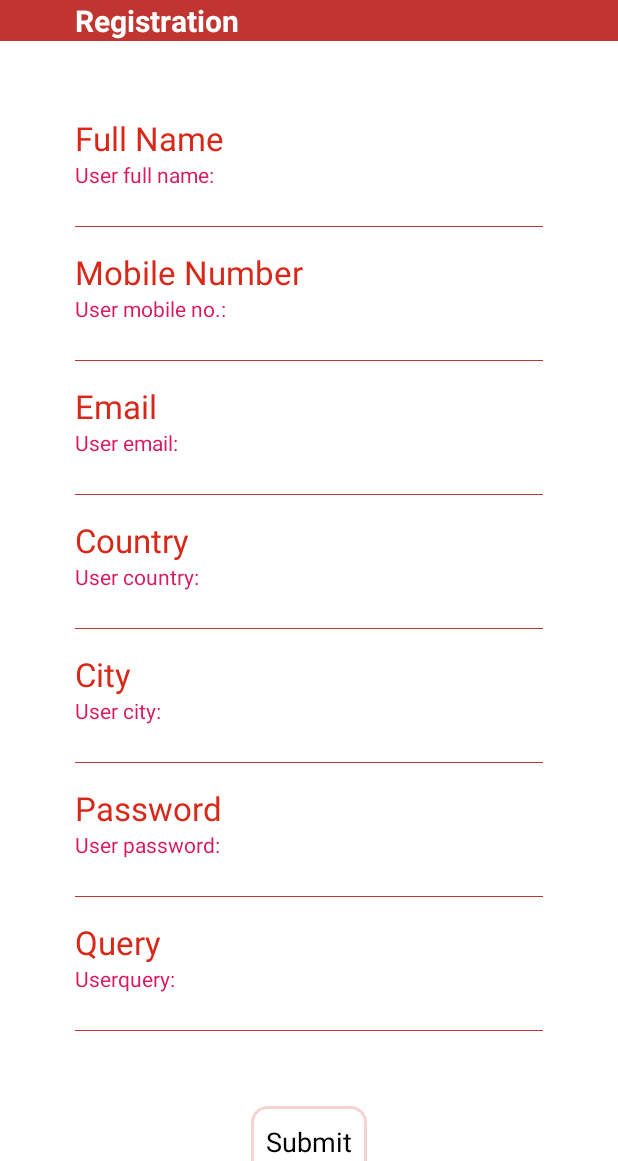
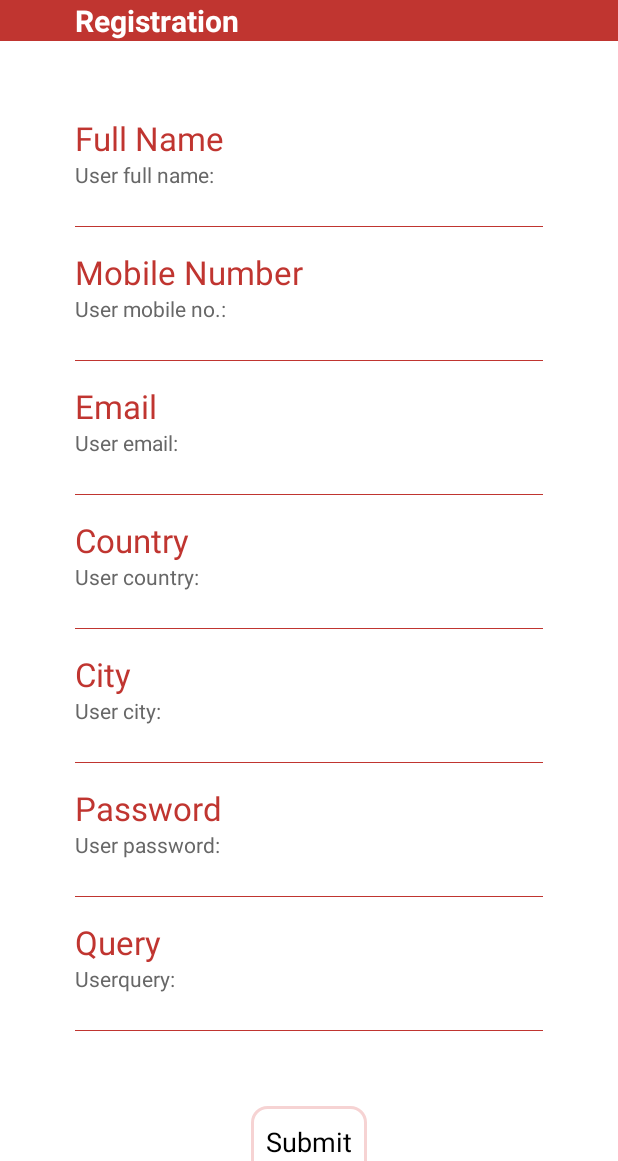
Before and after one commit to bhanudave/Immigration, an Android app: the RegistrationActivity screen opened directly, with no data from a screen before it, on a phone screen of 412 x 824 dp, the part 75-1236 px from its top. Run offline under Robolectric (Android 15) with nearby library versions, the phone set to English and light mode, and no system bars.

Commit message:
Initial Commit

```diff
--- a/app/src/main/res/layout/activity_registration.xml
+++ b/app/src/main/res/layout/activity_registration.xml
@@ -40,13 +40,13 @@
                 android:layout_height="wrap_content"
                 android:text="Full Name"
                 android:textAppearance="?android:attr/textAppearanceLarge"
-                android:textColor="@color/colorPrimary" />
+                android:textColor="@color/colorPrimaryDark" />
 
             <TextView
                 android:layout_width="wrap_content"
                 android:layout_height="wrap_content"
                 android:text="User full name: "
-                android:textColor="@color/colorAccent" />
+                android:textColor="@color/hint" />
 
             <EditText
                 android:id="@+id/edtUsername"
@@ -68,13 +68,13 @@
                 android:layout_marginTop="@dimen/text_labelmin"
                 android:text="Mobile Number"
                 android:textAppearance="?android:attr/textAppearanceLarge"
-                android:textColor="@color/colorPrimary" />
+                android:textColor="@color/colorPrimaryDark" />
 
             <TextView
                 android:layout_width="wrap_content"
                 android:layout_height="wrap_content"
                 android:text="User mobile no.: "
-                android:textColor="@color/colorAccent" />
+                android:textColor="@color/hint" />
 
             <EditText
                 android:id="@+id/edtMobile"
@@ -97,13 +97,13 @@
                 android:layout_marginTop="@dimen/text_labelmin"
                 android:text="Email"
                 android:textAppearance="?android:attr/textAppearanceLarge"
-                android:textColor="@color/colorPrimary" />
+                android:textColor="@color/colorPrimaryDark" />
 
             <TextView
                 android:layout_width="wrap_content"
                 android:layout_height="wrap_content"
                 android:text="User email: "
-                android:textColor="@color/colorAccent" />
+                android:textColor="@color/hint" />
 
             <EditText
                 android:id="@+id/edtEmail"
@@ -125,13 +125,13 @@
                 android:layout_marginTop="@dimen/text_labelmin"
                 android:text="Country"
                 android:textAppearance="?android:attr/textAppearanceLarge"
-                android:textColor="@color/colorPrimary" />
+                android:textColor="@color/colorPrimaryDark" />
 
             <TextView
                 android:layout_width="wrap_content"
                 android:layout_height="wrap_content"
                 android:text="User country: "
-                android:textColor="@color/colorAccent" />
+                android:textColor="@color/hint" />
 
             <EditText
                 android:id="@+id/edtCountry"
@@ -153,13 +153,13 @@
                 android:layout_marginTop="@dimen/text_labelmin"
                 android:text="City"
                 android:textAppearance="?android:attr/textAppearanceLarge"
-                android:textColor="@color/colorPrimary" />
+                android:textColor="@color/colorPrimaryDark" />
 
             <TextView
                 android:layout_width="wrap_content"
                 android:layout_height="wrap_content"
                 android:text="User city: "
-                android:textColor="@color/colorAccent" />
+                android:textColor="@color/hint" />
 
             <EditText
                 android:id="@+id/edtCity"
@@ -181,13 +181,13 @@
                 android:layout_marginTop="@dimen/text_labelmin"
                 android:text="Password"
                 android:textAppearance="?android:attr/textAppearanceLarge"
-                android:textColor="@color/colorPrimary" />
+                android:textColor="@color/colorPrimaryDark" />
 
             <TextView
                 android:layout_width="wrap_content"
                 android:layout_height="wrap_content"
                 android:text="User password: "
-                android:textColor="@color/colorAccent" />
+                android:textColor="@color/hint" />
 
             <EditText
                 android:id="@+id/edtPassword"
@@ -209,13 +209,13 @@
                 android:layout_marginTop="@dimen/text_labelmin"
                 android:text="Query"
                 android:textAppearance="?android:attr/textAppearanceLarge"
-                android:textColor="@color/colorPrimary" />
+                android:textColor="@color/colorPrimaryDark" />
 
             <TextView
                 android:layout_width="wrap_content"
                 android:layout_height="wrap_content"
                 android:text="Userquery: "
-                android:textColor="@color/colorAccent" />
+                android:textColor="@color/hint" />
 
             <EditText
                 android:id="@+id/edtUserquery"
--- a/app/src/main/res/layout/activity_splash.xml
+++ b/app/src/main/res/layout/activity_splash.xml
@@ -2,7 +2,7 @@
 <RelativeLayout xmlns:android="http://schemas.android.com/apk/res/android"
     android:layout_width="match_parent"
     android:layout_height="match_parent"
-    android:background="@color/colorPrimary">
+    android:background="@color/colorPrimaryDark">
 
     <ImageView
         android:layout_width="wrap_content"
```
Also changed, not shown: app/src/main/res/layout/fragment_query.xml (+10 -10 lines).
